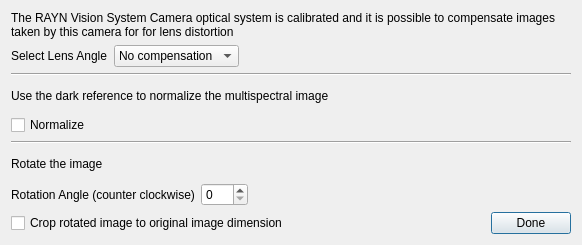
Before: the Qt Designer form Application/ui/ImageOptionDialog.ui in rayngrowingsystems/RVS_Analytics, drawn with Qt 5.
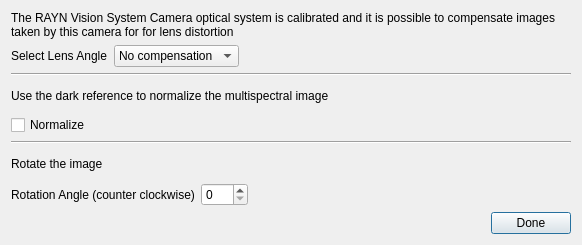
After: the same form once the commit is applied.

Commit message: Removed Crop setting

Diff of the .ui file:
```diff
--- a/Application/ui/ImageOptionDialog.ui
+++ b/Application/ui/ImageOptionDialog.ui
@@ -157,13 +157,6 @@
    </item>
    <item row="2" column="0">
     <layout class="QHBoxLayout" name="horizontalLayout_3">
-     <item>
-      <widget class="QCheckBox" name="crop_checkbox">
-       <property name="text">
-        <string>Crop rotated image to original image dimension</string>
-       </property>
-      </widget>
-     </item>
      <item>
       <spacer name="horizontalSpacer_2">
        <property name="orientation">
```
The commit also changes 2 other files.
